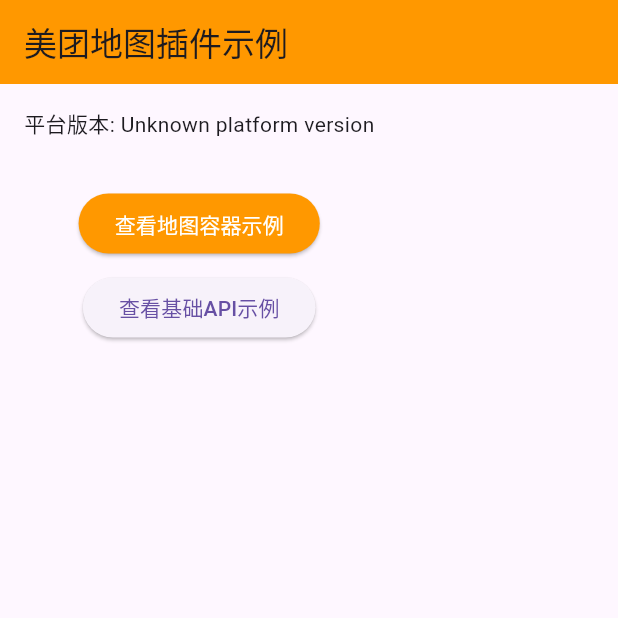
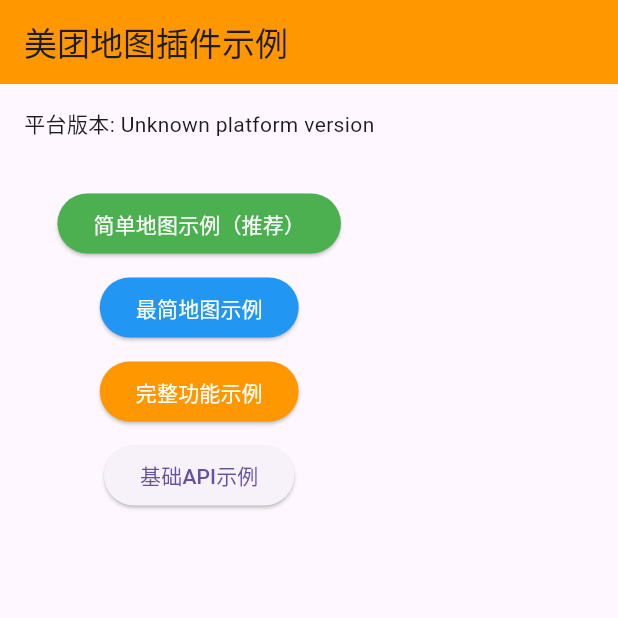
Before and after one commit to liuchouchou0728/mt_map, a Flutter app: the screen it shows after launch, on a phone screen of 412 x 824 dp, the top half of it. Run offline on Flutter 3.47's test engine with Material 3 defaults, Android fonts, the phone set to English and light mode, and no system bars; our stand-ins replace plugin_platform_interface.

Commit message:
fix mapKeyInit

```diff
--- a/example/lib/main.dart
+++ b/example/lib/main.dart
@@ -1,6 +1,7 @@
 import 'package:flutter/material.dart';
 import 'package:mt_map/mt_map.dart';
 import 'map_example.dart';
+import 'simple_example.dart';
 
 void main() {
   runApp(const MyApp());
@@ -68,6 +69,38 @@ class _MyAppState extends State<MyApp> {
                       Navigator.push(
                         context,
                         MaterialPageRoute(
+                          builder: (context) => const SimpleMapExample(),
+                        ),
+                      );
+                    },
+                    style: ElevatedButton.styleFrom(
+                      backgroundColor: Colors.green,
+                      foregroundColor: Colors.white,
+                    ),
+                    child: const Text('简单地图示例（推荐）'),
+                  ),
+                  const SizedBox(height: 8),
+                  ElevatedButton(
+                    onPressed: () {
+                      Navigator.push(
+                        context,
+                        MaterialPageRoute(
+                          builder: (context) => const MinimalMapExample(),
+                        ),
+                      );
+                    },
+                    style: ElevatedButton.styleFrom(
+                      backgroundColor: Colors.blue,
+                      foregroundColor: Colors.white,
+                    ),
+                    child: const Text('最简地图示例'),
+                  ),
+                  const SizedBox(height: 8),
+                  ElevatedButton(
+                    onPressed: () {
+                      Navigator.push(
+                        context,
+                        MaterialPageRoute(
                           builder: (context) => const MapExample(),
                         ),
                       );
@@ -76,7 +109,7 @@ class _MyAppState extends State<MyApp> {
                       backgroundColor: Colors.orange,
                       foregroundColor: Colors.white,
                     ),
-                    child: const Text('查看地图容器示例'),
+                    child: const Text('完整功能示例'),
                   ),
                   const SizedBox(height: 8),
                   ElevatedButton(
@@ -88,7 +121,7 @@ class _MyAppState extends State<MyApp> {
                         ),
                       );
                     },
-                    child: const Text('查看基础API示例'),
+                    child: const Text('基础API示例'),
                   ),
                 ],
               ),
@@ -115,6 +148,7 @@ class _BasicExampleState extends State<BasicExample> {
   @override
   void initState() {
     super.initState();
+    // 基础API示例需要手动初始化
     _initializeMap();
   }
 
--- a/lib/mt_map.dart
+++ b/lib/mt_map.dart
@@ -15,6 +15,8 @@ class MtMap {
   }
 
   /// Initialize the Meituan Map SDK
+  /// Note: This method is now automatically called by MtMapWidget
+  /// You don't need to call this manually when using MtMapWidget
   static Future<bool> initialize(String apiKey) {
     return _platform.initialize(apiKey);
   }
```
Also changed, not shown: example/lib/map_example.dart (+1 -29 lines), lib/mt_map_widget.dart (+10 -1 lines), 4 other files.
